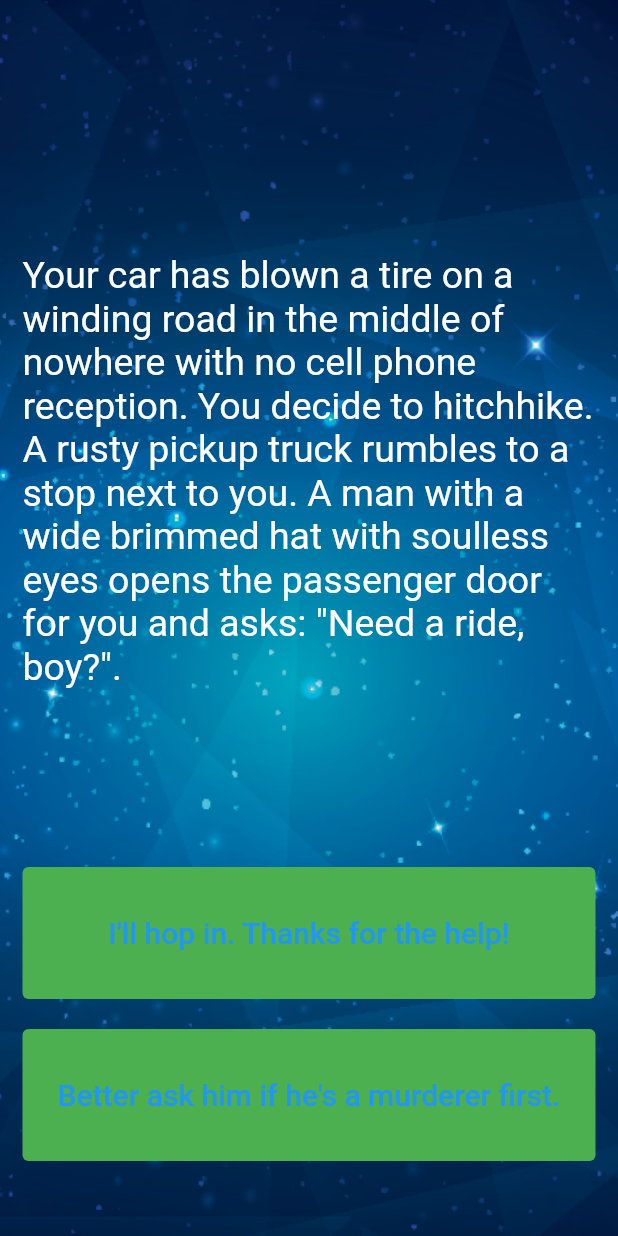
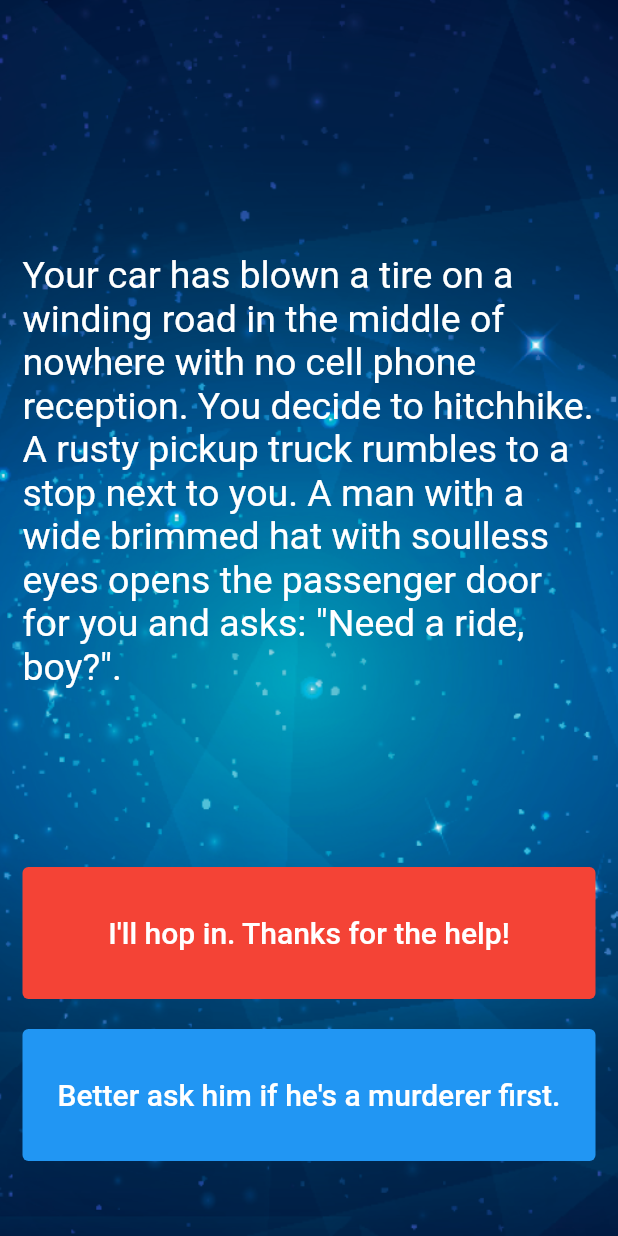
Before and after one commit to berhanudagnew/destini_game_flutter, a Flutter app: the screen it shows after launch, on a phone screen of 412 x 824 dp. Run offline on Flutter 3.47's test engine with Material 2 defaults, Android fonts, the light colour scheme and no system bars.

Commit message:
update button and buttontext Colors

```diff
--- a/lib/main.dart
+++ b/lib/main.dart
@@ -60,12 +60,13 @@ class _StoryPageState extends State<StoryPage> {
                     });
                   },
                   style: ButtonStyle(
-                    backgroundColor: MaterialStateProperty.all(Colors.green),
+                    backgroundColor: MaterialStateProperty.all(Colors.red),
                   ),
                   child: Text(
                     //TODO: Step 13 - Use the storyBrain to get the text for choice 1.
                     storyBrain.getChoice1(),
                     style: TextStyle(
+                      color: Colors.white,
                       fontSize: 20.0,
                     ),
                   ),
@@ -90,12 +91,13 @@ class _StoryPageState extends State<StoryPage> {
                       });
                     },
                     style: ButtonStyle(
-                      backgroundColor: MaterialStateProperty.all(Colors.green),
+                      backgroundColor: MaterialStateProperty.all(Colors.blue),
                     ),
                     child: Text(
                       //TODO: Step 14 - Use the storyBrain to get the text for choice 2.
                       storyBrain.getChoice2(),
                       style: TextStyle(
+                        color: Colors.white,
                         fontSize: 20.0,
                       ),
                     ),
```
